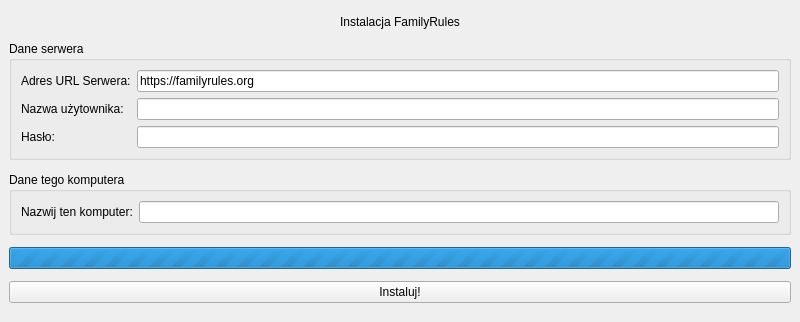
Old version of the form qtdesigner/InitialSetup.ui in the repository rzarajczyk/family-rules-client.
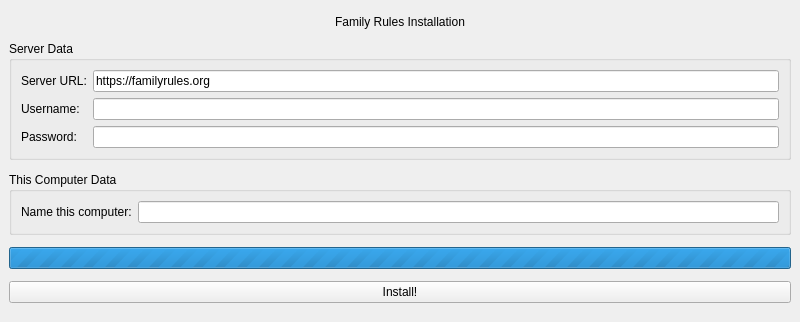
New version of the form.

Patch:
```diff
--- a/qtdesigner/InitialSetup.ui
+++ b/qtdesigner/InitialSetup.ui
@@ -30,7 +30,7 @@
        </sizepolicy>
       </property>
       <property name="text">
-       <string>Instalacja FamilyRules</string>
+       <string>Family Rules Installation</string>
       </property>
       <property name="alignment">
        <set>Qt::AlignmentFlag::AlignCenter</set>
@@ -46,13 +46,13 @@
        </sizepolicy>
       </property>
       <property name="title">
-       <string>Dane serwera</string>
+       <string>Server Data</string>
       </property>
       <layout class="QGridLayout" name="gridLayout">
        <item row="0" column="0">
         <widget class="QLabel" name="label_2">
          <property name="text">
-          <string>Adres URL Serwera:</string>
+          <string>Server URL:</string>
          </property>
         </widget>
        </item>
@@ -66,7 +66,7 @@
        <item row="1" column="0">
         <widget class="QLabel" name="label_3">
          <property name="text">
-          <string>Nazwa użytownika:</string>
+          <string>Username:</string>
          </property>
         </widget>
        </item>
@@ -76,7 +76,7 @@
        <item row="2" column="0">
         <widget class="QLabel" name="label_4">
          <property name="text">
-          <string>Hasło:</string>
+          <string>Password:</string>
          </property>
         </widget>
        </item>
@@ -99,7 +99,7 @@
        </sizepolicy>
       </property>
       <property name="title">
-       <string>Dane tego komputera</string>
+       <string>This Computer Data</string>
       </property>
       <layout class="QGridLayout" name="gridLayout_2">
        <item row="0" column="1">
@@ -108,7 +108,7 @@
        <item row="0" column="0">
         <widget class="QLabel" name="label_7">
          <property name="text">
-          <string>Nazwij ten komputer:</string>
+          <string>Name this computer:</string>
          </property>
         </widget>
        </item>
@@ -131,7 +131,7 @@
     <item>
      <widget class="QPushButton" name="installButton">
       <property name="text">
-       <string>Instaluj!</string>
+       <string>Install!</string>
       </property>
      </widget>
     </item>
```
Left out of the diff: 2 changed lines with no effect on the pictures.
